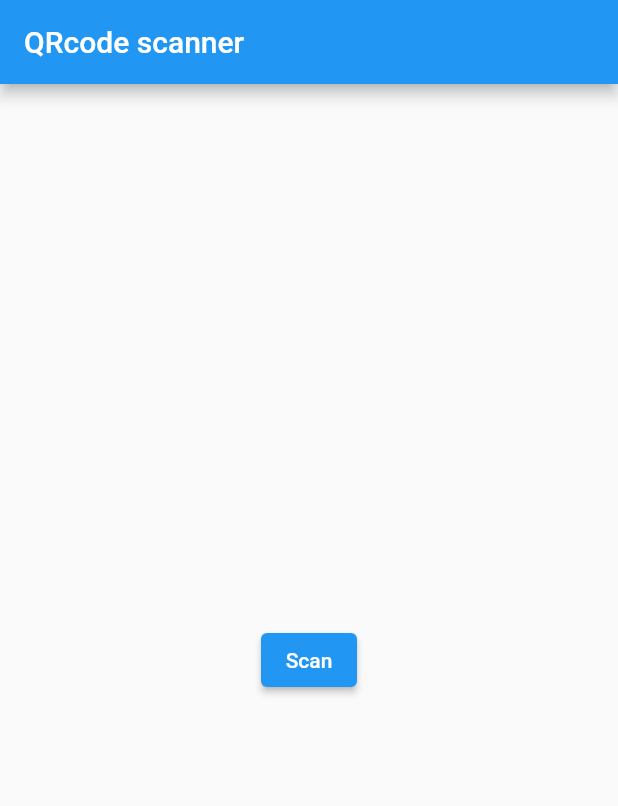
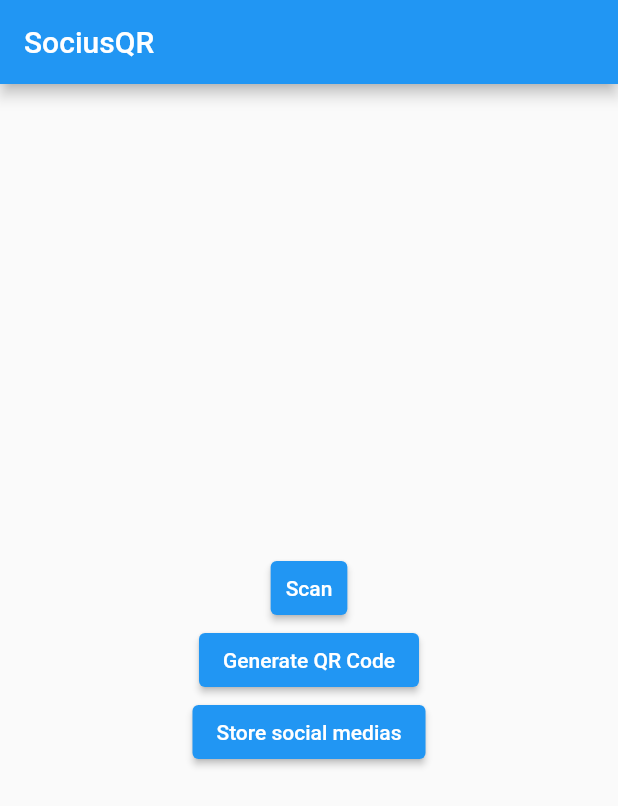
Before and after one commit to hluu01/SociusQR, a Flutter app: the screen it shows after launch, on a phone screen of 412 x 824 dp. Shown: the top 806 px of the screen. Run offline on Flutter 3.47's test engine with Material 2 defaults, Android fonts, the phone set to English and light mode, and no system bars; missing offline and left inert: qr_code_scanner.

Commit message:
first change

```diff
--- a/lib/main.dart
+++ b/lib/main.dart
@@ -13,7 +13,7 @@ class MyApp extends StatelessWidget {
       theme: ThemeData(
         primarySwatch: Colors.blue,
       ),
-      home: MyHomePage(title: 'QRcode scanner'),
+      home: MyHomePage(title: 'SociusQR'),
     );
   }
 }
@@ -27,7 +27,6 @@ class MyHomePage extends StatefulWidget {
 }
 
 class _MyHomePageState extends State<MyHomePage> {
-
   @override
   Widget build(BuildContext context) {
     return Scaffold(
@@ -35,14 +34,35 @@ class _MyHomePageState extends State<MyHomePage> {
         title: Text(widget.title),
       ),
       body: Center(
-        child: ElevatedButton(
-            child: Text('Scan'),
-            onPressed: () {
-              Navigator.push(
-                context,
-                MaterialPageRoute(builder: (context) => Scanner()),
-              );
-            }),
+        child: Column(
+          mainAxisAlignment: MainAxisAlignment.spaceAround,
+          mainAxisSize: MainAxisSize.min,
+          children: [
+            ElevatedButton(
+              child: Text(
+                'Scan',
+              ),
+              onPressed: () {
+                Navigator.push(
+                  context,
+                  MaterialPageRoute(builder: (context) => Scanner()),
+                );
+              },
+              style: ElevatedButton.styleFrom(
+                padding: EdgeInsets.all(10.0),
+                minimumSize: Size(20.0, 10.0),
+              ),
+            ),
+            ElevatedButton(
+              child: Text("Generate QR Code"),
+              onPressed: () {},
+            ),
+            ElevatedButton(
+              child: Text("Store social medias"),
+              onPressed: () {},
+            ),
+          ],
+        ),
       ),
     );
   }
--- a/pubspec.yaml
+++ b/pubspec.yaml
@@ -30,6 +30,7 @@ dependencies:
   cupertino_icons: ^1.0.2
   qr_code_scanner: ^0.4.0
   url_launcher: ^6.0.3
+  shared_preferences: ^2.0.6
 
 dev_dependencies:
   flutter_test:
```
Also changed, not shown: pubspec.lock.
